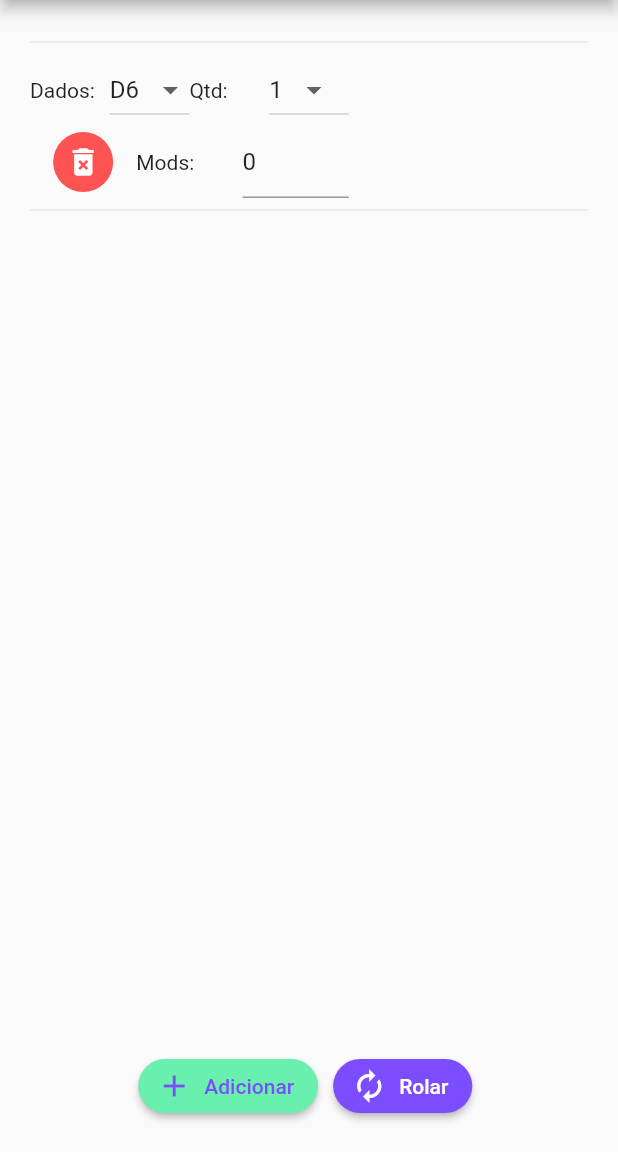
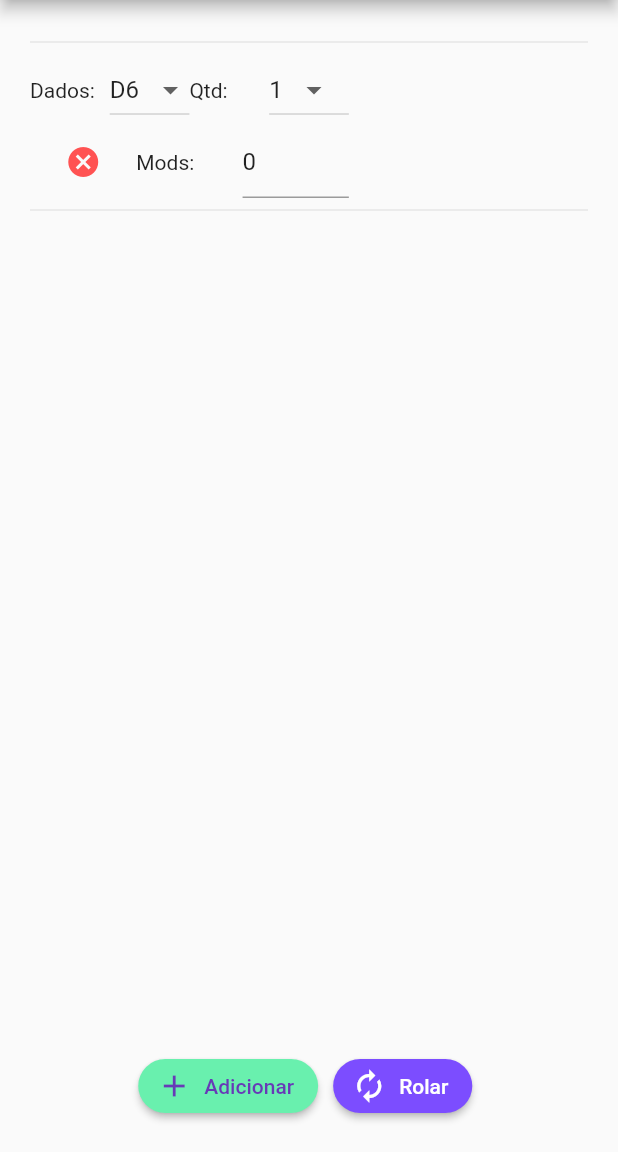
Before and after one commit to marcosbarbosa031/dice2roll, a Flutter app: the screen it shows after launch, on a phone screen of 412 x 824 dp, the part 84-1236 px from its top. Run offline on Flutter 3.47's test engine with Material 2 defaults, Android fonts, the phone set to English and light mode, and no system bars.

```diff
--- a/lib/pages/home.page.dart
+++ b/lib/pages/home.page.dart
@@ -93,23 +93,17 @@ class _HomePageState extends State<HomePage> {
                       // Delete Icon
                       Expanded(
                         flex: 1,
-                        child: Ink(
-                          decoration: ShapeDecoration(
-                            color: Colors.redAccent,
-                            shape: CircleBorder()
-                          ),
                         child: SizedBox(
                           height: 40,
                           width: 40,
                           child: IconButton(
-                              icon: Icon(Icons.delete_forever),
+                            icon: Icon(Icons.cancel),
                             tooltip: "Remover",
-                              color: Colors.white,
+                            color: Colors.redAccent,
                             onPressed: () {
                               isDisabled ? null : _removeThisRow(i);
                             }
                           ),
-                          )
                         )
                       ),
 
@@ -250,7 +244,10 @@ class _HomePageState extends State<HomePage> {
                     height: 30,
                     child: Text(
                       "$total",
-                      style: Theme.of(context).textTheme.title
+                      style: TextStyle(
+                        color: Colors.deepPurple,
+                        fontSize: 24
+                      ),
                     ),
                   )
                 ],
@@ -265,7 +262,7 @@ class _HomePageState extends State<HomePage> {
                     child: RaisedButton.icon(
                       icon: Icon(Icons.add),
                       label: Text("Adicionar"),
-                      textColor: Colors.deepPurpleAccent,
+                      textColor: Colors.deepPurple,
                       color: Colors.greenAccent,
                       shape: new RoundedRectangleBorder(borderRadius: new BorderRadius.circular(30.0)),
                       onPressed: () {
--- a/pubspec.yaml
+++ b/pubspec.yaml
@@ -30,7 +30,7 @@ dev_dependencies:
     sdk: flutter
 
 flutter_icons:
-  android: "Launcher_icon"
+  android: "ic_launcher"
   image_path: "assets/icon/icon.png"
 # For information on the generic Dart part of this file, see the
 # following page: https://www.dartlang.org/tools/pub/pubspec
```
Also changed, not shown: 12 other files. Lines whose indentation alone changed are shown as unchanged.
